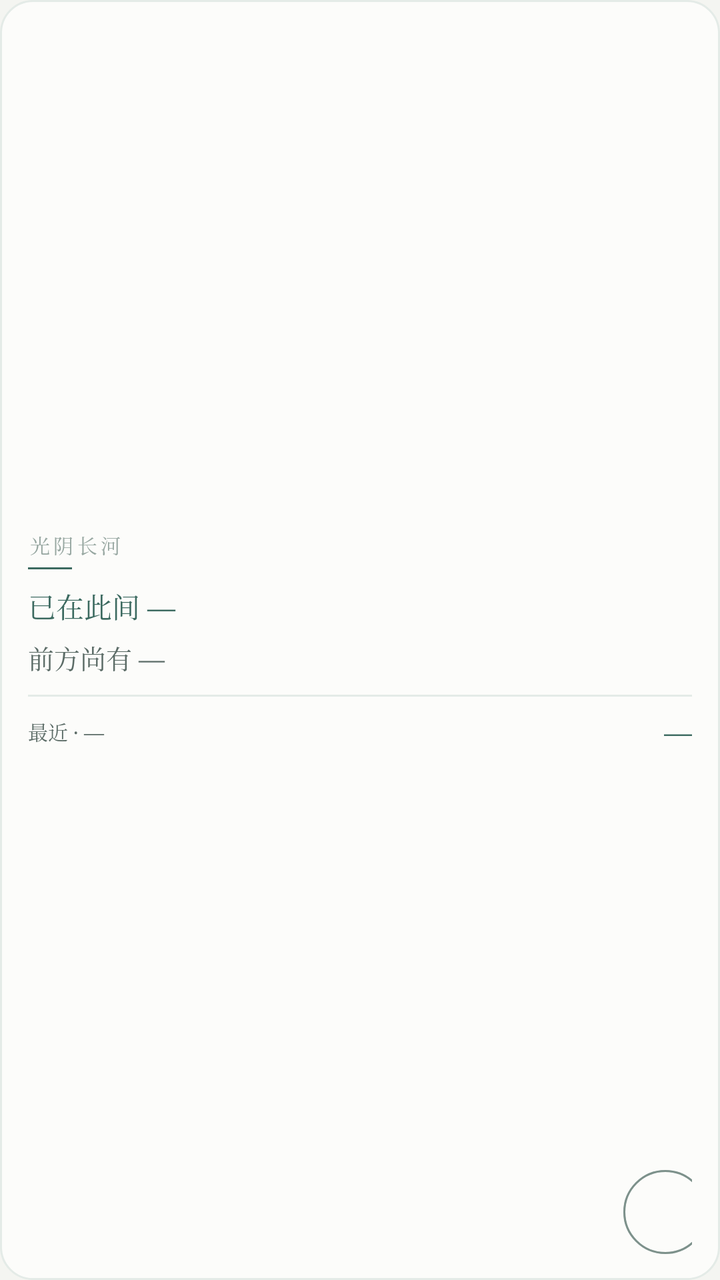
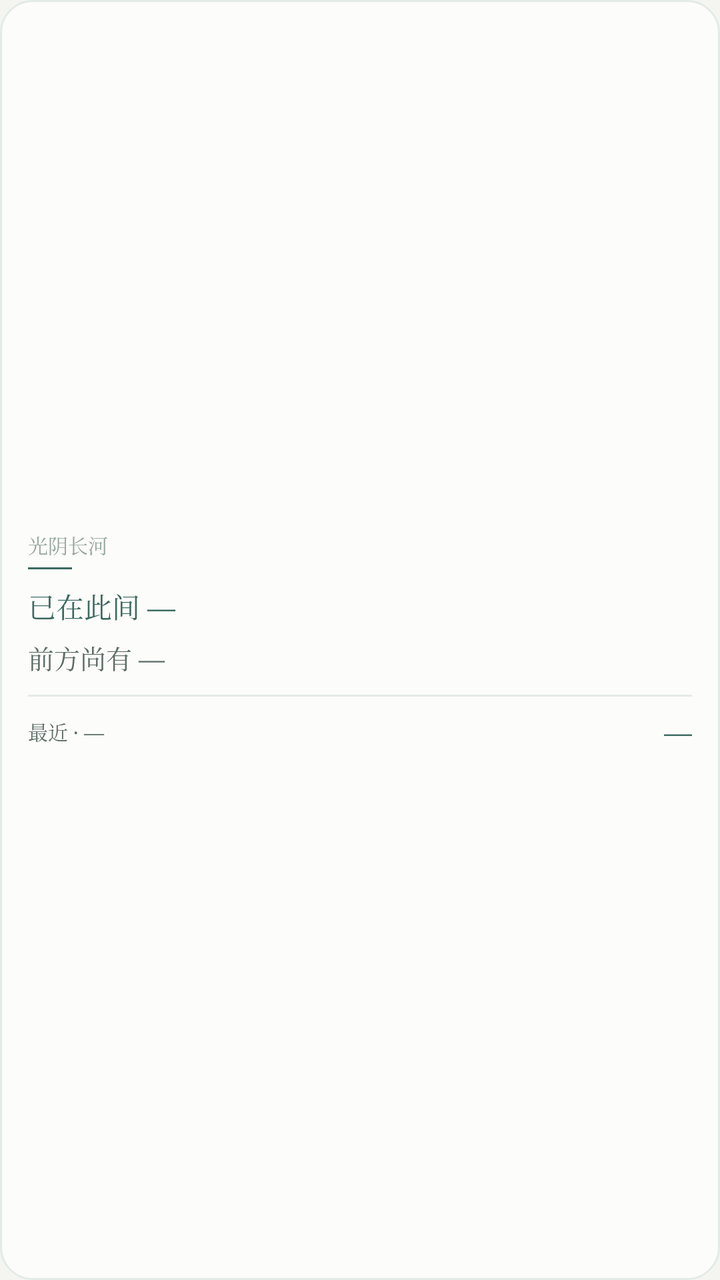

Compare the two renders of this Android layout. The source of the first and the diff that turns it into the second are given below.
<!-- AndroidManifest.xml: application theme AppTheme -->
<!-- res/layout/widget_small.xml -->
<?xml version="1.0" encoding="utf-8"?>
<FrameLayout xmlns:android="http://schemas.android.com/apk/res/android"
    android:id="@+id/w_root"
    android:layout_width="match_parent"
    android:layout_height="match_parent"
    android:background="@drawable/widget_bg"
    android:paddingLeft="14dp"
    android:paddingRight="14dp"
    android:paddingTop="11dp"
    android:paddingBottom="11dp">

    <ImageView
        android:layout_width="42dp"
        android:layout_height="42dp"
        android:layout_gravity="bottom|end"
        android:layout_marginEnd="-8dp"
        android:layout_marginBottom="2dp"
        android:alpha="0.5"
        android:src="@drawable/widget_ripple" />

    <LinearLayout
        android:layout_width="match_parent"
        android:layout_height="match_parent"
        android:orientation="vertical"
        android:gravity="center_vertical">

        <TextView
            android:id="@+id/w_brand"
            android:layout_width="wrap_content"
            android:layout_height="wrap_content"
            android:text="光阴长河"
            android:textColor="@color/ink3"
            android:textSize="10sp"
            android:letterSpacing="0.18"
            android:fontFamily="serif" />

        <View
            android:layout_width="22dp"
            android:layout_height="1dp"
            android:layout_marginTop="4dp"
            android:layout_marginBottom="8dp"
            android:background="@color/jade" />

        <TextView
            android:id="@+id/w_lived"
            android:layout_width="match_parent"
            android:layout_height="wrap_content"
            android:text="已在此间 —"
            android:textColor="@color/jade"
            android:textSize="14sp"
            android:maxLines="2"
            android:ellipsize="end"
            android:lineSpacingExtra="2dp"
            android:fontFamily="serif" />

        <TextView
            android:id="@+id/w_ahead"
            android:layout_width="match_parent"
            android:layout_height="wrap_content"
            android:layout_marginTop="6dp"
            android:text="前方尚有 —"
            android:textColor="@color/ink2"
            android:textSize="13sp"
            android:maxLines="2"
            android:ellipsize="end"
            android:lineSpacingExtra="2dp"
            android:fontFamily="serif" />

        <TextView
            android:layout_width="match_parent"
            android:layout_height="1dp"
            android:layout_marginTop="9dp"
            android:layout_marginBottom="8dp"
            android:background="@color/widget_line" />

        <LinearLayout
            android:layout_width="match_parent"
            android:layout_height="wrap_content"
            android:orientation="horizontal"
            android:gravity="center_vertical">

            <TextView
                android:id="@+id/w_mark_name"
                android:layout_width="0dp"
                android:layout_height="wrap_content"
                android:layout_weight="1"
                android:text="最近 · —"
                android:textColor="@color/ink2"
                android:textSize="10sp"
                android:singleLine="true"
                android:ellipsize="end"
                android:fontFamily="serif" />

            <TextView
                android:id="@+id/w_mark_days"
                android:layout_width="wrap_content"
                android:layout_height="wrap_content"
                android:text="—"
                android:textColor="@color/jade"
                android:textSize="14sp"
                android:fontFamily="serif" />
        </LinearLayout>
    </LinearLayout>

</FrameLayout>
<!-- resources referenced by this layout -->
<resources>
  <color name="ink2">#5C6C67</color>
  <color name="ink3">#97A7A1</color>
  <color name="jade">#3C6A60</color>
  <color name="widget_line">#E4EBE7</color>
  <!-- drawable widget_bg (drawable) -->
  <?xml version="1.0" encoding="utf-8"?>
  <shape xmlns:android="http://schemas.android.com/apk/res/android"
      android:shape="rectangle">
      <solid android:color="@color/widget_bg" />
      <stroke
          android:width="1dp"
          android:color="@color/widget_line" />
      <corners android:radius="16dp" />
      <padding
          android:left="0dp"
          android:top="0dp"
          android:right="0dp"
          android:bottom="0dp" />
  </shape>
  <!-- drawable widget_ripple (drawable) -->
  <?xml version="1.0" encoding="utf-8"?>
  <layer-list xmlns:android="http://schemas.android.com/apk/res/android">
      <item>
          <shape android:shape="oval">
              <solid android:color="@android:color/transparent" />
              <stroke android:width="1dp" android:color="@color/jade" />
          </shape>
      </item>
      <item android:inset="5dp">
          <shape android:shape="oval">
              <solid android:color="@android:color/transparent" />
              <stroke android:width="1dp" android:color="@color/ink2" />
          </shape>
      </item>
  </layer-list>
  <style name="AppTheme" parent="android:style/Theme.Material.Light.NoActionBar">
          <item name="android:windowBackground">@color/bg</item>
          <item name="android:statusBarColor">@color/bg</item>
          <item name="android:windowLightStatusBar">true</item>
          <item name="android:navigationBarColor">@color/bg</item>
      </style>
  <color name="widget_bg">#FCFCFA</color>
  <color name="bg">#F4F5F1</color>
</resources>

<!-- the commit's change to res/layout/widget_small.xml (unified diff, before → after) -->
@@ -1,105 +1,90 @@
 <?xml version="1.0" encoding="utf-8"?>
-<FrameLayout xmlns:android="http://schemas.android.com/apk/res/android"
+<LinearLayout xmlns:android="http://schemas.android.com/apk/res/android"
     android:id="@+id/w_root"
     android:layout_width="match_parent"
     android:layout_height="match_parent"
+    android:orientation="vertical"
     android:background="@drawable/widget_bg"
+    android:gravity="center_vertical"
     android:paddingLeft="14dp"
     android:paddingRight="14dp"
-    android:paddingTop="11dp"
-    android:paddingBottom="11dp">
+    android:paddingTop="12dp"
+    android:paddingBottom="12dp">
 
-    <ImageView
-        android:layout_width="42dp"
-        android:layout_height="42dp"
-        android:layout_gravity="bottom|end"
-        android:layout_marginEnd="-8dp"
-        android:layout_marginBottom="2dp"
-        android:alpha="0.5"
-        android:src="@drawable/widget_ripple" />
+    <TextView
+        android:id="@+id/w_brand"
+        android:layout_width="wrap_content"
+        android:layout_height="wrap_content"
+        android:text="光阴长河"
+        android:textColor="@color/ink3"
+        android:textSize="10sp"
+        android:fontFamily="serif" />
+
+    <View
+        android:layout_width="22dp"
+        android:layout_height="1dp"
+        android:layout_marginTop="4dp"
+        android:layout_marginBottom="8dp"
+        android:background="@color/jade" />
+
+    <TextView
+        android:id="@+id/w_lived"
+        android:layout_width="match_parent"
+        android:layout_height="wrap_content"
+        android:text="已在此间 —"
+        android:textColor="@color/jade"
+        android:textSize="14sp"
+        android:maxLines="2"
+        android:ellipsize="end"
+        android:lineSpacingExtra="2dp"
+        android:fontFamily="serif" />
+
+    <TextView
+        android:id="@+id/w_ahead"
+        android:layout_width="match_parent"
+        android:layout_height="wrap_content"
+        android:layout_marginTop="6dp"
+        android:text="前方尚有 —"
+        android:textColor="@color/ink2"
+        android:textSize="13sp"
+        android:maxLines="2"
+        android:ellipsize="end"
+        android:lineSpacingExtra="2dp"
+        android:fontFamily="serif" />
+
+    <TextView
+        android:layout_width="match_parent"
+        android:layout_height="1dp"
+        android:layout_marginTop="9dp"
+        android:layout_marginBottom="8dp"
+        android:background="@color/widget_line" />
 
     <LinearLayout
         android:layout_width="match_parent"
-        android:layout_height="match_parent"
-        android:orientation="vertical"
+        android:layout_height="wrap_content"
+        android:orientation="horizontal"
         android:gravity="center_vertical">
 
         <TextView
-            android:id="@+id/w_brand"
-            android:layout_width="wrap_content"
+            android:id="@+id/w_mark_name"
+            android:layout_width="0dp"
             android:layout_height="wrap_content"
-            android:text="光阴长河"
-            android:textColor="@color/ink3"
+            android:layout_weight="1"
+            android:text="最近 · —"
+            android:textColor="@color/ink2"
             android:textSize="10sp"
-            android:letterSpacing="0.18"
-            android:fontFamily="serif" />
-
-        <View
-            android:layout_width="22dp"
-            android:layout_height="1dp"
-            android:layout_marginTop="4dp"
-            android:layout_marginBottom="8dp"
-            android:background="@color/jade" />
-
-        <TextView
-            android:id="@+id/w_lived"
-            android:layout_width="match_parent"
-            android:layout_height="wrap_content"
-            android:text="已在此间 —"
-            android:textColor="@color/jade"
-            android:textSize="14sp"
-            android:maxLines="2"
+            android:singleLine="true"
             android:ellipsize="end"
-            android:lineSpacingExtra="2dp"
             android:fontFamily="serif" />
 
         <TextView
-            android:id="@+id/w_ahead"
-            android:layout_width="match_parent"
+            android:id="@+id/w_mark_days"
+            android:layout_width="wrap_content"
             android:layout_height="wrap_content"
-            android:layout_marginTop="6dp"
-            android:text="前方尚有 —"
-            android:textColor="@color/ink2"
-            android:textSize="13sp"
-            android:maxLines="2"
-            android:ellipsize="end"
-            android:lineSpacingExtra="2dp"
+            android:text="—"
+            android:textColor="@color/jade"
+            android:textSize="14sp"
             android:fontFamily="serif" />
-
-        <TextView
-            android:layout_width="match_parent"
-            android:layout_height="1dp"
-            android:layout_marginTop="9dp"
-            android:layout_marginBottom="8dp"
-            android:background="@color/widget_line" />
-
-        <LinearLayout
-            android:layout_width="match_parent"
-            android:layout_height="wrap_content"
-            android:orientation="horizontal"
-            android:gravity="center_vertical">
-
-            <TextView
-                android:id="@+id/w_mark_name"
-                android:layout_width="0dp"
-                android:layout_height="wrap_content"
-                android:layout_weight="1"
-                android:text="最近 · —"
-                android:textColor="@color/ink2"
-                android:textSize="10sp"
-                android:singleLine="true"
-                android:ellipsize="end"
-                android:fontFamily="serif" />
-
-            <TextView
-                android:id="@+id/w_mark_days"
-                android:layout_width="wrap_content"
-                android:layout_height="wrap_content"
-                android:text="—"
-                android:textColor="@color/jade"
-                android:textSize="14sp"
-                android:fontFamily="serif" />
-        </LinearLayout>
     </LinearLayout>
 
-</FrameLayout>
+</LinearLayout>
<!-- resource entries referenced after the edit -->
@@ -19,22 +19,6 @@
           android:right="0dp"
           android:bottom="0dp" />
   </shape>
-  <!-- drawable widget_ripple (drawable) -->
-  <?xml version="1.0" encoding="utf-8"?>
-  <layer-list xmlns:android="http://schemas.android.com/apk/res/android">
-      <item>
-          <shape android:shape="oval">
-              <solid android:color="@android:color/transparent" />
-              <stroke android:width="1dp" android:color="@color/jade" />
-          </shape>
-      </item>
-      <item android:inset="5dp">
-          <shape android:shape="oval">
-              <solid android:color="@android:color/transparent" />
-              <stroke android:width="1dp" android:color="@color/ink2" />
-          </shape>
-      </item>
-  </layer-list>
   <style name="AppTheme" parent="android:style/Theme.Material.Light.NoActionBar">
           <item name="android:windowBackground">@color/bg</item>
           <item name="android:statusBarColor">@color/bg</item>
